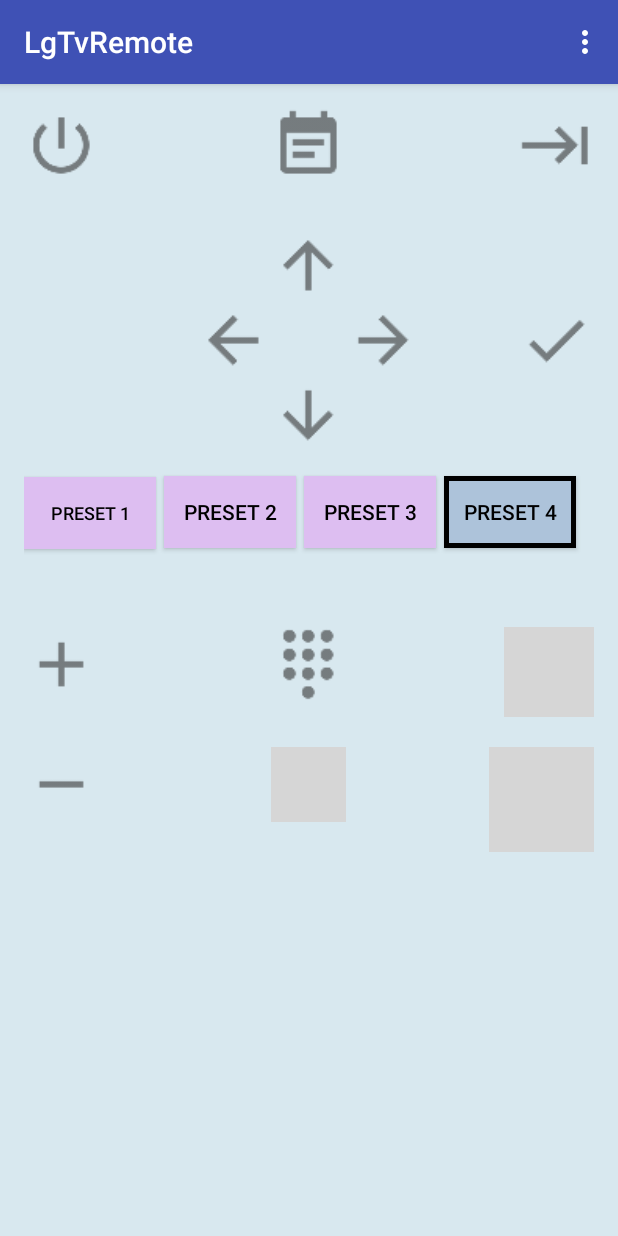
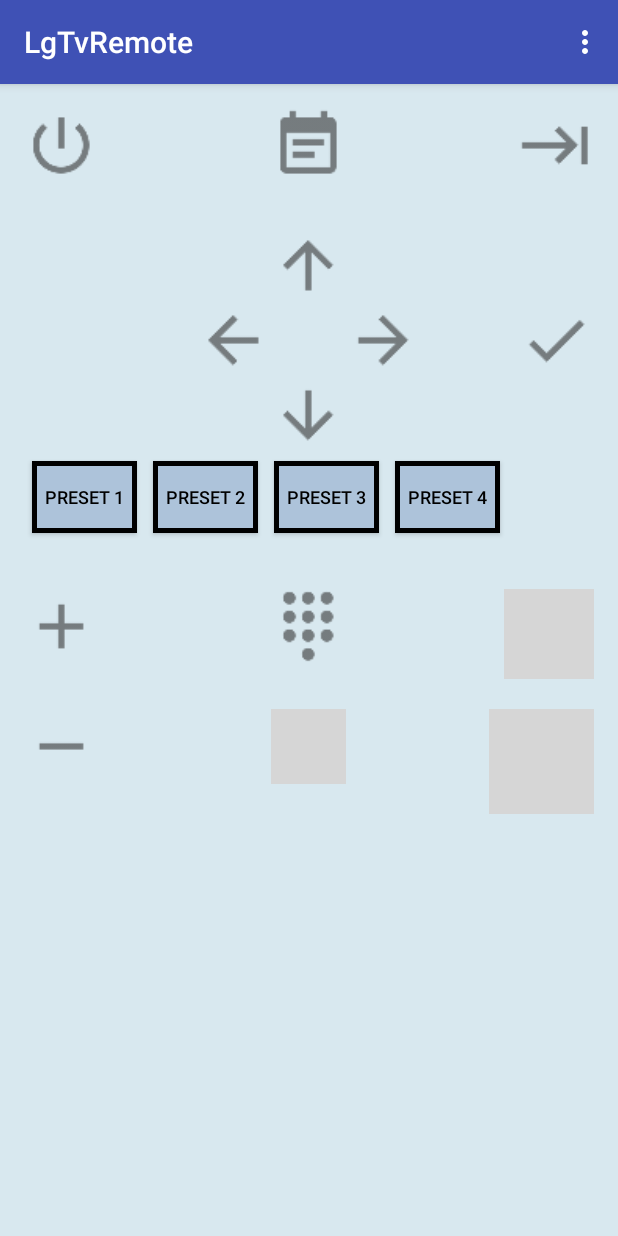
Before and after one commit to bphermansson/LgMqttremote, an Android app: the screen it shows after launch (MainActivity), on a phone screen of 412 x 824 dp. Run offline under Robolectric (Android 15) with nearby library versions, the phone set to English and light mode, and no system bars; grey boxes are pictures that could not be loaded.

Commit message:
Design adjustments

```diff
--- a/app/src/main/res/layout/activity_main.xml
+++ b/app/src/main/res/layout/activity_main.xml
@@ -17,7 +17,7 @@
         android:id="@+id/Pup"
         style="@style/Widget.AppCompat.Button.Colored"
         android:layout_below="@+id/btnPreset1"
-        android:layout_marginTop="52dp"
+        android:layout_marginTop="32dp"
         android:background="@null"
         android:layout_width="50dp"
         android:layout_height="wrap_content"
@@ -68,70 +68,69 @@
         android:layout_height="wrap_content"
         android:scaleType="fitXY"
         android:adjustViewBounds="true"
+        android:layout_below="@+id/btnadown"
+        />
+
+  <Button
+        android:id="@+id/btnPreset1"
+        style="@style/Widget.AppCompat.Button.Colored"
+        android:layout_height="wrap_content"
+        android:layout_below="@+id/btnadown"
+        android:layout_margin="5dp"
+
+        android:layout_width="70dp"
+
+        android:background="@drawable/button_border"
+        android:onClick="btnClick"
+        android:padding="5dp"
+        android:textColor="@android:color/black"
+        android:textSize="12sp" />
+    <Button
+        android:id="@+id/btnPreset2"
+        style="@style/Widget.AppCompat.Button.Colored"
+        android:layout_width="70dp"
+        android:layout_height="wrap_content"
+        android:layout_alignBaseline="@+id/btnPreset1"
+        android:layout_alignBottom="@+id/btnPreset1"
+        android:layout_margin="5dp"
+        android:layout_toEndOf="@+id/btnPreset1"
+        android:background="@drawable/button_border"
+        android:onClick="btnClick"
+        android:padding="5dp"
+        android:textColor="@android:color/black"
+        android:textSize="12sp"
+        />
+    <Button
+        android:id="@+id/btnPreset3"
+        style="@style/Widget.AppCompat.Button.Colored"
+        android:layout_width="70dp"
+        android:layout_height="wrap_content"
+        android:layout_alignBaseline="@+id/btnPreset1"
+        android:layout_alignBottom="@+id/btnPreset1"
+        android:layout_margin="5dp"
+        android:layout_toEndOf="@+id/btnPreset2"
+        android:background="@drawable/button_border"
+        android:onClick="btnClick"
+        android:padding="5dp"
+        android:textColor="@android:color/black"
+        android:textSize="12sp"
         />
 
     <Button
         android:id="@+id/btnPreset4"
         style="@style/Widget.AppCompat.Button.Colored"
-        android:layout_width="wrap_content"
+        android:layout_width="70dp"
         android:layout_height="wrap_content"
         android:layout_alignBaseline="@+id/btnPreset1"
         android:layout_alignBottom="@+id/btnPreset1"
-        android:layout_marginStart="5dp"
+        android:layout_margin="5dp"
         android:layout_toEndOf="@+id/btnPreset3"
-
-        android:width="15dp"
         android:background="@drawable/button_border"
         android:onClick="btnClick"
         android:padding="5dp"
-        android:textColor="@android:color/black" />
-    <Button
-        android:id="@+id/btnPreset3"
-        style="@style/Widget.AppCompat.Button.Colored"
-        android:layout_width="wrap_content"
-        android:layout_height="wrap_content"
-        android:layout_alignBaseline="@+id/btnPreset1"
-        android:layout_alignBottom="@+id/btnPreset1"
-        android:layout_marginLeft="5dp"
-        android:layout_toEndOf="@+id/btnPreset2"
-        android:width="15dp"
-        android:background="@color/btnVol"
-        android:onClick="btnClick"
-        android:padding="5dp"
-        android:textColor="@android:color/black" />
-
-    <Button
-        android:id="@+id/btnPreset2"
-        style="@style/Widget.AppCompat.Button.Colored"
-        android:layout_width="wrap_content"
-        android:layout_height="wrap_content"
-        android:layout_alignBaseline="@+id/btnPreset1"
-        android:layout_alignBottom="@+id/btnPreset1"
-        android:layout_marginLeft="5dp"
-        android:layout_toEndOf="@+id/btnPreset1"
-        android:width="15dp"
-        android:background="@color/btnVol"
-        android:onClick="btnClick"
-        android:padding="5dp"
         android:textColor="@android:color/black"
-
+        android:textSize="12sp"
         />
-
-    <Button
-        android:id="@+id/btnPreset1"
-        style="@style/Widget.AppCompat.Button.Colored"
-        android:layout_width="wrap_content"
-        android:layout_height="wrap_content"
-        android:layout_below="@+id/btnadown"
-        android:layout_marginTop="16dp"
-        android:width="10dp"
-
-        android:background="@color/btnVol"
-        android:onClick="btnClick"
-        android:padding="5dp"
-        android:textColor="@android:color/black"
-        android:textSize="12sp" />
-
     <ImageButton
         android:id="@+id/btnPower"
         style="@style/Widget.AppCompat.Button.Colored"
```
